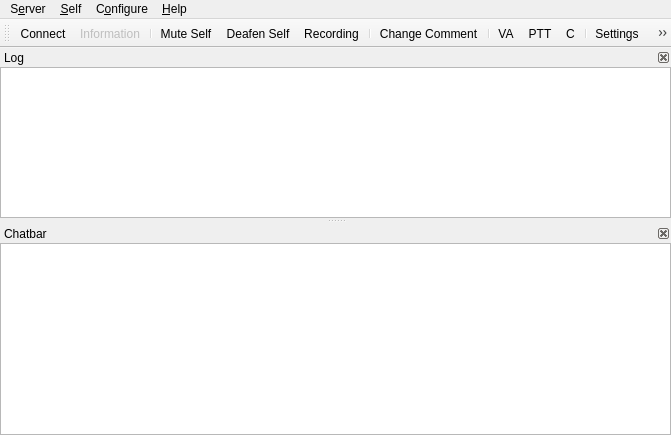
This is src/mumble/MainWindow.ui in mumble-voip/mumble as Qt 5 draws it before an edit. The edited form follows.
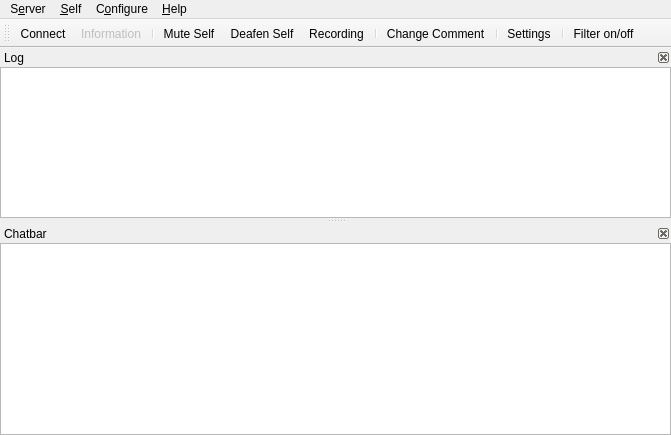
This is the edited form. Icons and pictures are not drawn. Custom widgets are drawn as their Qt base class.

Commit message: Changed to a drop-down box.

Patch:
```diff
--- a/src/mumble/MainWindow.ui
+++ b/src/mumble/MainWindow.ui
@@ -182,10 +182,7 @@
    <addaction name="separator"/>
    <addaction name="qaSelfComment"/>
    <addaction name="separator"/>
-   <addaction name="qaSetTransmitModeVAD"/>
-   <addaction name="qaSetTransmitModePushToTalk"/>
-   <addaction name="qaSetTransmitModeContinous"/>
-   <addaction name="separator"/>
+   <!-- Transmit Mode ComboBox and seperator will be added here. -->
    <addaction name="qaConfigDialog"/>
    <addaction name="separator"/>
    <addaction name="qaFilterToggle"/>
@@ -836,57 +833,6 @@
     <bool>false</bool>
    </property>
   </action>
-  <action name="qaSetTransmitModeContinous">
-   <property name="checkable">
-    <bool>true</bool>
-   </property>
-   <property name="iconText">
-    <string>C</string>
-   </property>
-   <property name="text">
-    <string>&amp;Continuous</string>
-   </property>
-   <property name="toolTip">
-    <string>Set Transmit Mode to Continuous</string>
-   </property>
-   <property name="iconVisibleInMenu">
-    <bool>false</bool>
-   </property>
-  </action>
-  <action name="qaSetTransmitModeVAD">
-   <property name="checkable">
-    <bool>true</bool>
-   </property>
-   <property name="iconText">
-    <string>VA</string>
-   </property>
-   <property name="text">
-    <string>&amp;Voice Activity</string>
-   </property>
-   <property name="toolTip">
-    <string>Set Transmit Mode to Voice Activity</string>
-   </property>
-   <property name="iconVisibleInMenu">
-    <bool>false</bool>
-   </property>
-  </action>
-  <action name="qaSetTransmitModePushToTalk">
-   <property name="checkable">
-    <bool>true</bool>
-   </property>
-   <property name="iconText">
-    <string>PTT</string>
-   </property>
-   <property name="text">
-    <string>&amp;Push to Talk</string>
-   </property>
-   <property name="toolTip">
-    <string>Set Transmit Mode to Push to Talk</string>
-   </property>
-   <property name="iconVisibleInMenu">
-    <bool>false</bool>
-   </property>
-  </action>
   <action name="qaSelfRegister">
    <property name="text">
     <string>R&amp;egister</string>
```
The commit also changes 2 other files.
